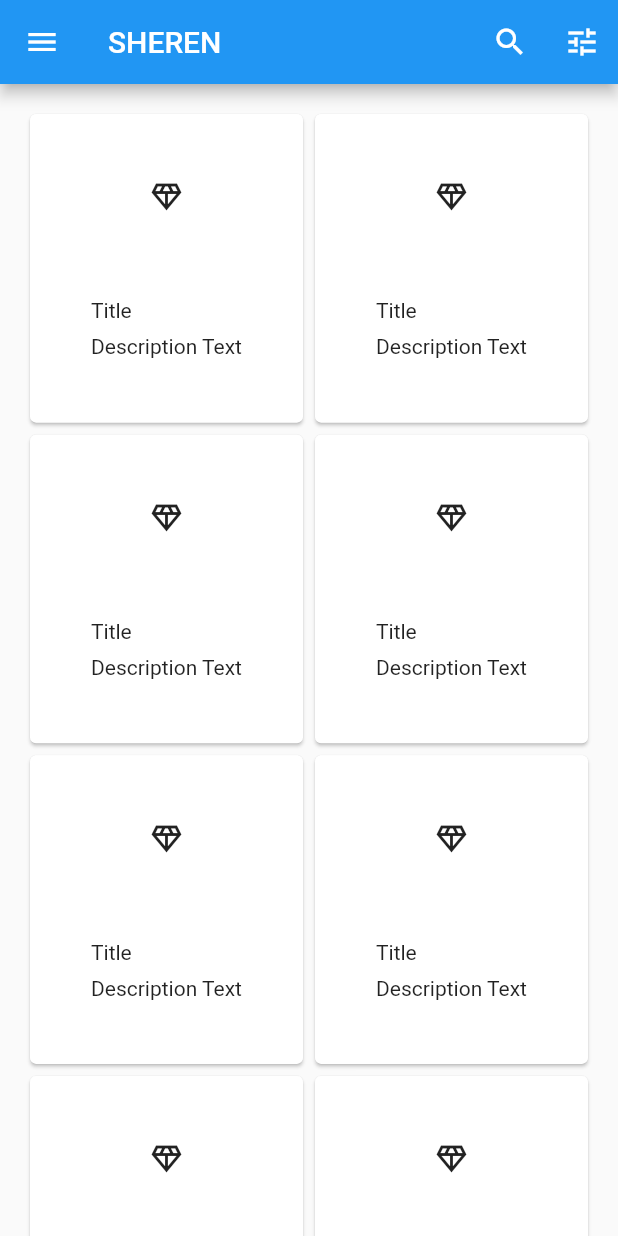
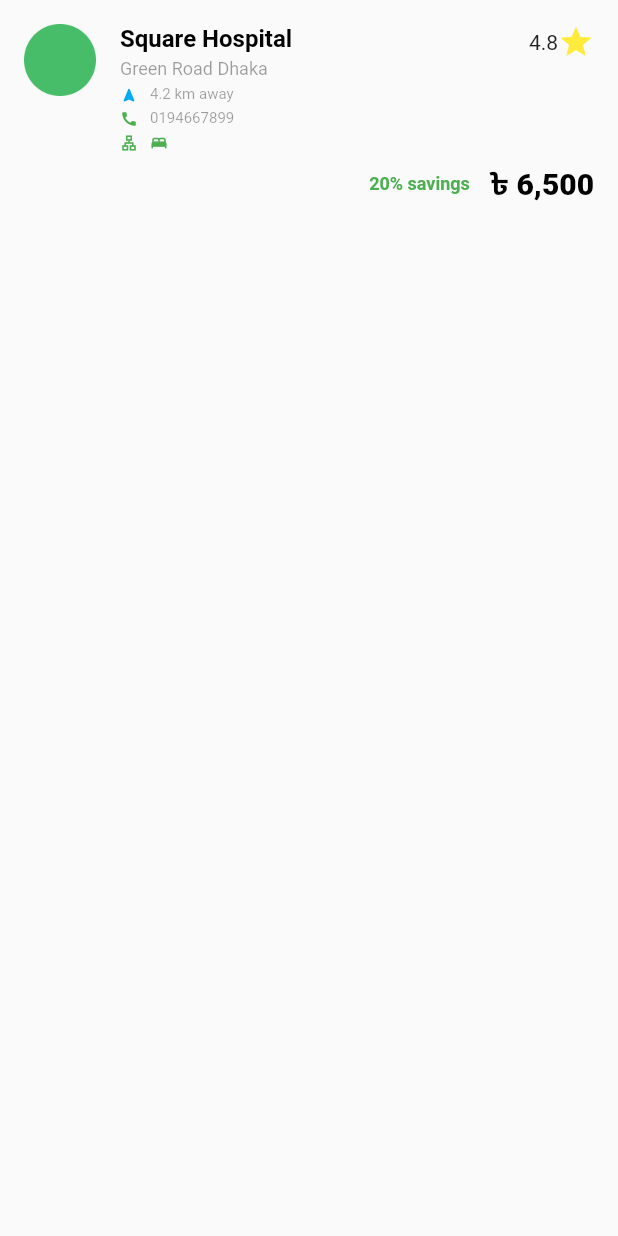
Before and after one commit to abdullahJubayer/F-22, a Flutter app: the screen it shows after launch, on a phone screen of 412 x 824 dp. Run offline on Flutter 3.47's test engine with Material 2 defaults, Android fonts, the phone set to English and light mode, and no system bars; our stand-ins replace flutter_svg, google_fonts.

Commit message:
Lab04 11/10/2022

```diff
--- /dev/null
+++ b/lib/lab04/Info.dart
@@ -0,0 +1,155 @@
+import 'package:flutter/material.dart';
+
+class HospitalInfo extends StatefulWidget {
+  const HospitalInfo({Key? key}) : super(key: key);
+
+  @override
+  State<HospitalInfo> createState() => _HospitalInfoState();
+}
+
+class _HospitalInfoState extends State<HospitalInfo> {
+  @override
+  Widget build(BuildContext context) {
+    return MaterialApp(
+      home: SafeArea(
+        child: Scaffold(
+          body: Center(
+            child: Padding(
+              padding: EdgeInsets.all(16),
+              child: Column(children: [
+                Row(
+                  crossAxisAlignment: CrossAxisAlignment.start,
+                  children: [
+                    Image.asset(
+                      "assets/ic_ok.png",
+                      width: 48.0,
+                      height: 48.0,
+                    ),
+                    SizedBox(
+                      width: 16.0,
+                    ),
+                    Expanded(
+                      child: Column(
+                        crossAxisAlignment: CrossAxisAlignment.start,
+                        children: [
+                          Text(
+                            "Square Hospital",
+                            style: TextStyle(
+                                fontSize: 16.0,
+                                color: Colors.black,
+                                fontWeight: FontWeight.w600),
+                          ),
+                          SizedBox(
+                            height: 4,
+                          ),
+                          Text(
+                            "Green Road Dhaka",
+                            style: TextStyle(
+                                fontSize: 12.0, color: Colors.black38),
+                          ),
+                          SizedBox(
+                            height: 4,
+                          ),
+                          Row(
+                            children: [
+                              Icon(
+                                Icons.navigation_rounded,
+                                size: 12,
+                                color: Colors.lightBlue,
+                              ),
+                              SizedBox(
+                                width: 8.0,
+                              ),
+                              Text(
+                                "4.2 km away",
+                                style: TextStyle(
+                                    color: Colors.black38, fontSize: 10),
+                              )
+                            ],
+                          ),
+                          SizedBox(
+                            height: 4,
+                          ),
+                          Row(
+                            children: [
+                              Icon(
+                                Icons.call,
+                                size: 12,
+                                color: Colors.green,
+                              ),
+                              SizedBox(
+                                width: 8,
+                              ),
+                              Text(
+                                "0194667899",
+                                style: TextStyle(
+                                    color: Colors.black38, fontSize: 10),
+                              )
+                            ],
+                          ),
+                          SizedBox(
+                            height: 4,
+                          ),
+                          Row(
+                            children: [
+                              Icon(
+                                Icons.lan_outlined,
+                                size: 12,
+                                color: Colors.green,
+                              ),
+                              SizedBox(
+                                width: 8,
+                              ),
+                              Icon(
+                                Icons.bed,
+                                size: 12,
+                                color: Colors.green,
+                              )
+                            ],
+                          ),
+                        ],
+                      ),
+                    ),
+                    Row(
+                      children: [
+                        Text("4.8"),
+                        Icon(
+                          Icons.star,
+                          color: Colors.yellow,
+                        )
+                      ],
+                    )
+                  ],
+                ),
+                SizedBox(height: 8,),
+                Row(
+                  mainAxisAlignment: MainAxisAlignment.end,
+                  crossAxisAlignment: CrossAxisAlignment.center,
+                  children: [
+                    Text(
+                      "20% savings",
+                      style: TextStyle(
+                          fontSize: 12,
+                          fontWeight: FontWeight.w600,
+                          color: Colors.green),
+                    ),
+                    SizedBox(
+                      width: 8,
+                    ),
+                    Text(
+                      " ৳ 6,500",
+                      style: TextStyle(
+                          fontSize: 20,
+                          fontWeight: FontWeight.w800,
+                          color: Colors.black),
+                    ),
+                  ],
+                )
+              ]),
+            ),
+          ),
+        ),
+      ),
+    );
+  }
+}
--- a/lib/main.dart
+++ b/lib/main.dart
@@ -1,5 +1,7 @@
 import 'package:flutter/material.dart';
 import 'Lab03.dart';
+import 'lab04/Info.dart';
+import 'lab04/Lab04.dart';
 
 void main() {
   runApp(const StartPoint());
@@ -10,6 +12,6 @@ class StartPoint extends StatelessWidget {
 
   @override
   Widget build(BuildContext context) {
-    return Lab03();
+    return HospitalInfo();
   }
 }
```
Also changed, not shown: lib/lab04/Lab04.dart (added, +85 -0 lines), lib/lab04/LoginUI01.dart (added, +131 -0 lines), pubspec.yaml (+6 -4 lines), assets/apple_logo.svg (added), assets/bigbg.svg (added), assets/google_logo.svg (added), assets/ic_ok.png (added), assets/logo.svg (added), assets/logo2.svg (added), assets/small1bg.svg (added), assets/small2bg.svg (added), pubspec.lock, 1 other file.
